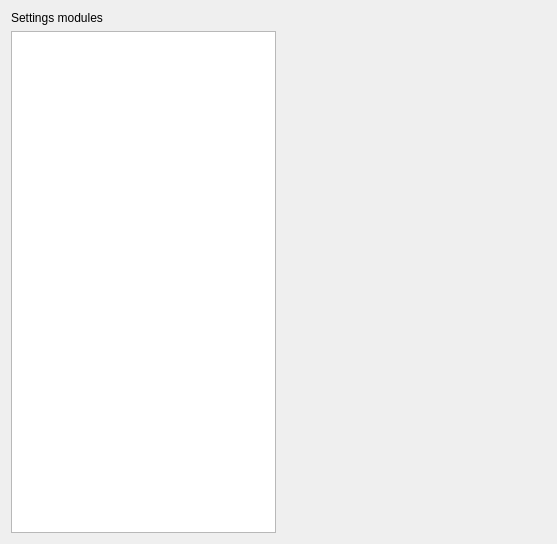
Qt form galacteek/ui/forms/settings_center.ui (pinnaculum/galacteek) before a commit.
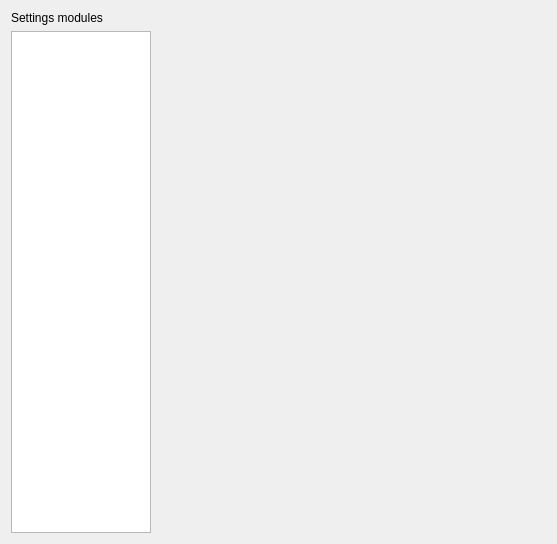
The same form after that commit.

What changed in the file:
```diff
--- a/galacteek/ui/forms/settings_center.ui
+++ b/galacteek/ui/forms/settings_center.ui
@@ -26,10 +26,29 @@
      <item>
       <layout class="QHBoxLayout" name="horizontalLayout">
        <item>
-        <widget class="QListWidget" name="sModules"/>
+        <widget class="QListWidget" name="sModules">
+         <property name="sizePolicy">
+          <sizepolicy hsizetype="Maximum" vsizetype="Expanding">
+           <horstretch>0</horstretch>
+           <verstretch>0</verstretch>
+          </sizepolicy>
+         </property>
+         <property name="maximumSize">
+          <size>
+           <width>140</width>
+           <height>16777215</height>
+          </size>
+         </property>
+        </widget>
        </item>
        <item>
         <widget class="QStackedWidget" name="stack">
+         <property name="sizePolicy">
+          <sizepolicy hsizetype="Expanding" vsizetype="Preferred">
+           <horstretch>0</horstretch>
+           <verstretch>0</verstretch>
+          </sizepolicy>
+         </property>
          <widget class="QWidget" name="page"/>
          <widget class="QWidget" name="page_2"/>
         </widget>
```
